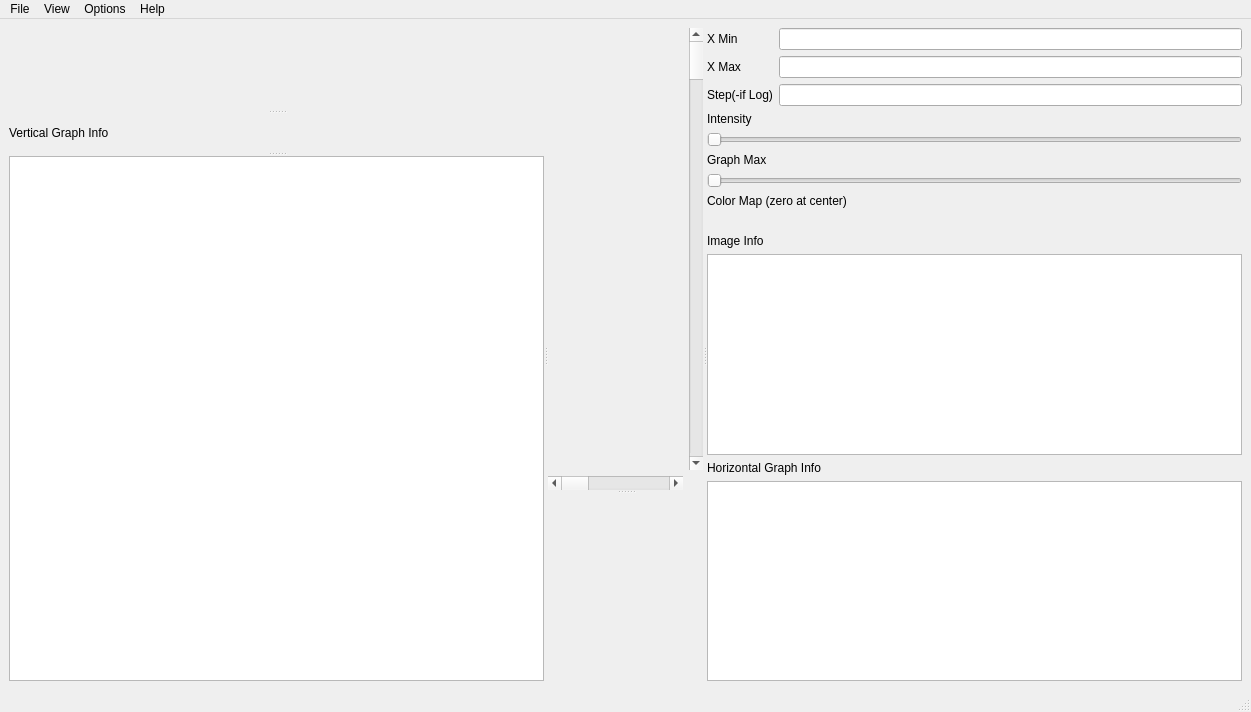
First picture: the form in Code/Mantid/MantidQt/ImageViewer/inc/MantidQtImageViewer/ImageView.ui, repository mantidproject/mantid, before the edit.
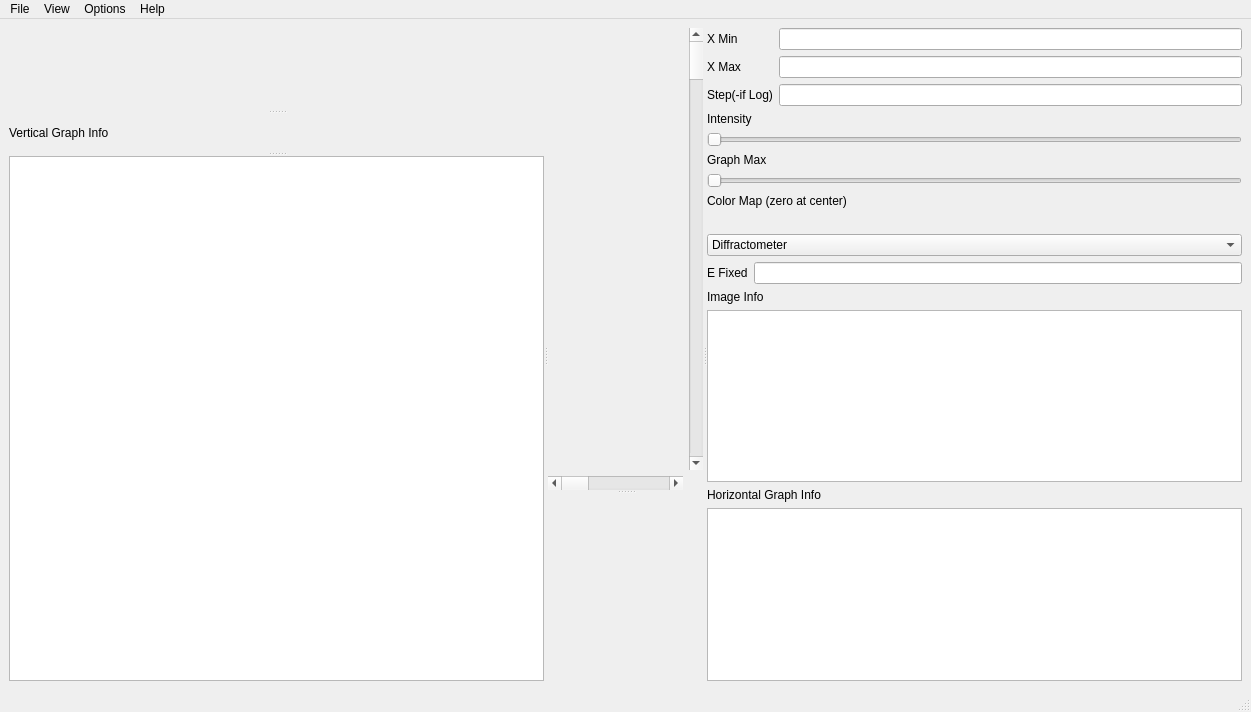
Second picture: the form after the edit. Custom widgets are drawn as their Qt base class.

Commit message:
RE 5748, initial steps to let user specify EMode.
Added controls to ImageViewer for getting EMode
and EFixed from the user.

Refs #5748

```diff
--- a/Code/Mantid/MantidQt/ImageViewer/inc/MantidQtImageViewer/ImageView.ui
+++ b/Code/Mantid/MantidQt/ImageViewer/inc/MantidQtImageViewer/ImageView.ui
@@ -141,26 +141,59 @@
         <item row="4" column="0">
          <widget class="QLabel" name="color_scale"/>
         </item>
-        <item row="5" column="0">
+        <item row="7" column="0">
          <widget class="QLabel" name="table_label">
           <property name="text">
            <string>Image Info</string>
           </property>
          </widget>
         </item>
-        <item row="6" column="0">
+        <item row="8" column="0">
          <widget class="QTableWidget" name="image_table"/>
         </item>
-        <item row="7" column="0">
+        <item row="9" column="0">
          <widget class="QLabel" name="label">
           <property name="text">
            <string>Horizontal Graph Info</string>
           </property>
          </widget>
         </item>
-        <item row="8" column="0">
+        <item row="10" column="0">
          <widget class="QTableWidget" name="h_graph_table"/>
         </item>
+        <item row="5" column="0">
+         <widget class="QComboBox" name="emode_combo_box">
+          <item>
+           <property name="text">
+            <string>Diffractometer</string>
+           </property>
+          </item>
+          <item>
+           <property name="text">
+            <string>Direct Geometry Spectrometer</string>
+           </property>
+          </item>
+          <item>
+           <property name="text">
+            <string>Indirect Geometry Spectrometer</string>
+           </property>
+          </item>
+         </widget>
+        </item>
+        <item row="6" column="0">
+         <layout class="QFormLayout" name="formLayout_2">
+          <item row="0" column="0">
+           <widget class="QLabel" name="efixed_label">
+            <property name="text">
+             <string>E Fixed</string>
+            </property>
+           </widget>
+          </item>
+          <item row="0" column="1">
+           <widget class="QLineEdit" name="efixed_control"/>
+          </item>
+         </layout>
+        </item>
        </layout>
       </widget>
      </widget>
```
The commit also changes 2 other files.
